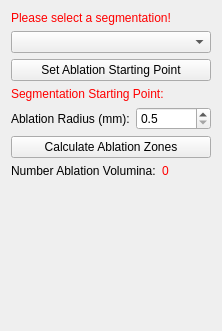
The window that Plugins/org.mitk.gui.qt.ablationplanning/src/internal/QmitkAblationPlanningViewControls.ui (alaansheikhani/MITK) describes before a commit, drawn with Qt 5.
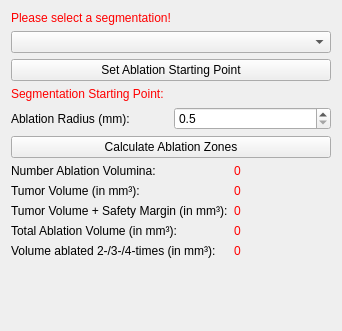
The same window after the commit. Icons and pictures are not drawn. Custom widgets are drawn as their Qt base class.

Commit message: Added statistical ablation information GUI elements (without using them actively so far).

Patch:
```diff
--- a/Plugins/org.mitk.gui.qt.ablationplanning/src/internal/QmitkAblationPlanningViewControls.ui
+++ b/Plugins/org.mitk.gui.qt.ablationplanning/src/internal/QmitkAblationPlanningViewControls.ui
@@ -6,7 +6,7 @@
    <rect>
     <x>0</x>
     <y>0</y>
-    <width>222</width>
+    <width>342</width>
     <height>331</height>
    </rect>
   </property>
@@ -123,6 +123,74 @@
        </property>
       </widget>
      </item>
+     <item row="1" column="1">
+      <widget class="QLabel" name="numberTumorVolumeLabel">
+       <property name="styleSheet">
+        <string notr="true">QLabel { color: rgb(255, 0, 0) }</string>
+       </property>
+       <property name="text">
+        <string>0</string>
+       </property>
+      </widget>
+     </item>
+     <item row="1" column="0">
+      <widget class="QLabel" name="tumorVolumeLabel">
+       <property name="text">
+        <string>Tumor Volume (in mm³):</string>
+       </property>
+      </widget>
+     </item>
+     <item row="2" column="0">
+      <widget class="QLabel" name="tumorAndMarginVolumeLabel">
+       <property name="text">
+        <string>Tumor Volume + Safety Margin (in mm³):</string>
+       </property>
+      </widget>
+     </item>
+     <item row="2" column="1">
+      <widget class="QLabel" name="numberTumorAndMarginVolumeLabel">
+       <property name="styleSheet">
+        <string notr="true">QLabel { color: rgb(255, 0, 0) }</string>
+       </property>
+       <property name="text">
+        <string>0</string>
+       </property>
+      </widget>
+     </item>
+     <item row="3" column="0">
+      <widget class="QLabel" name="ablationVolumeLabel">
+       <property name="text">
+        <string>Total Ablation Volume (in mm³):</string>
+       </property>
+      </widget>
+     </item>
+     <item row="3" column="1">
+      <widget class="QLabel" name="numberAblationVolumeLabel">
+       <property name="styleSheet">
+        <string notr="true">QLabel { color: rgb(255, 0, 0) }</string>
+       </property>
+       <property name="text">
+        <string>0</string>
+       </property>
+      </widget>
+     </item>
+     <item row="4" column="0">
+      <widget class="QLabel" name="volumeAblatedTwoAndMoreLabel">
+       <property name="text">
+        <string>Volume ablated 2-/3-/4-times (in mm³):</string>
+       </property>
+      </widget>
+     </item>
+     <item row="4" column="1">
+      <widget class="QLabel" name="numberVolumeAblatedTwoAndMoreLabel">
+       <property name="styleSheet">
+        <string notr="true">QLabel { color: rgb(255, 0, 0) }</string>
+       </property>
+       <property name="text">
+        <string>0</string>
+       </property>
+      </widget>
+     </item>
     </layout>
    </item>
    <item>
```
